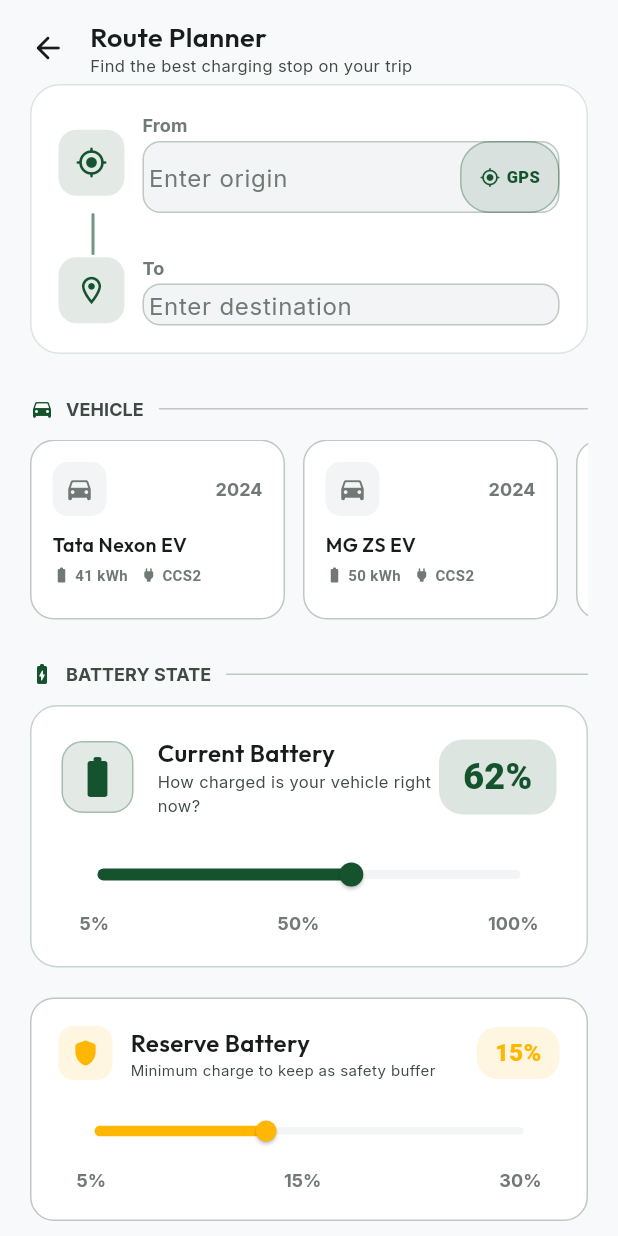
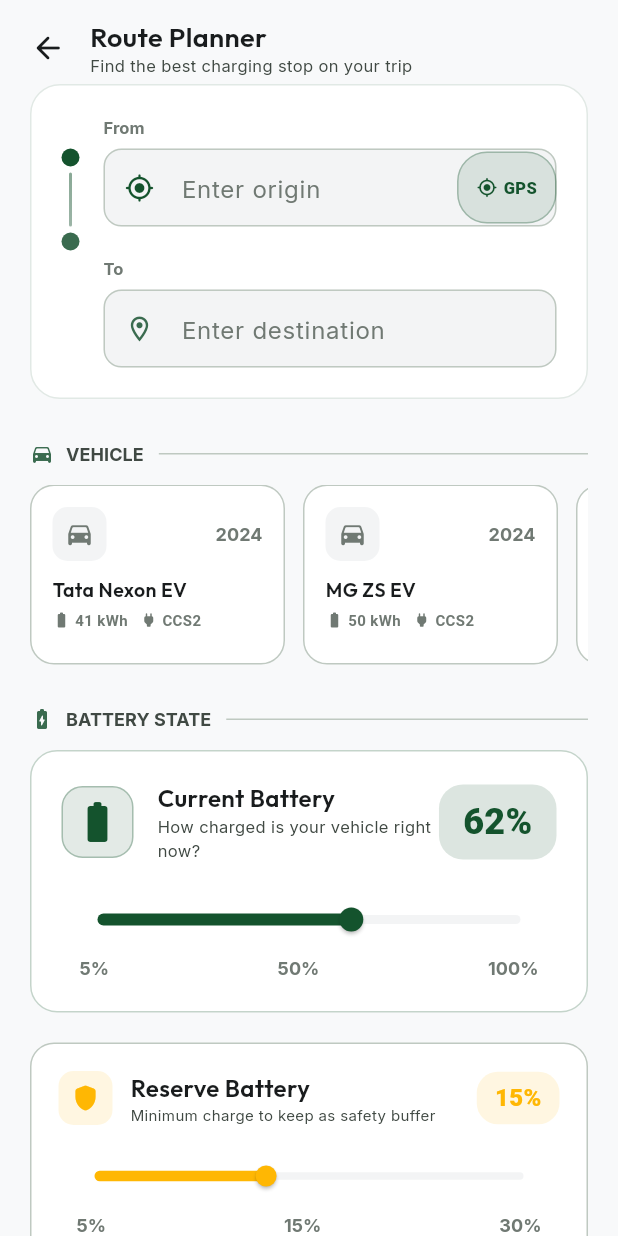
Before and after one commit to nahArnav/VoltEZ, a Flutter app: the RoutePlannerInputScreen screen opened by its route, on a phone screen of 412 x 824 dp. Run offline on Flutter 3.47's test engine with Material 3 defaults, Android fonts, the phone set to English and light mode, and no system bars; our stand-ins replace dio, flutter_map, geolocator, go_router, latlong2, shared_preferences; missing offline and left inert: razorpay_flutter; accounts and stored records are empty.

Commit message:
made fixes for colours

```diff
--- a/lib/core/theme/colors.dart
+++ b/lib/core/theme/colors.dart
@@ -18,11 +18,12 @@
   static const Color surfaceContainerHigh = Color(0xFFE7E8E9); // Surface Container High
   static const Color surfaceLight = Color(0xFFF3F4F5); // For hover / pressed states
 
-  // ─── Primary: Forest Green ───
-  static const Color primary = Color(0xFF14532D); // Deep Forest Green
-  static const Color primaryDim = Color(0xFF40916C); // Lighter Green
+  // ─── Primary: Sage Green ───
+  static const Color primary = Color(0xFF3A6B4F); // Rich Sage Green
+  static const Color primaryDim = Color(0xFF4A7C5C); // Lighter Sage
   static const Color primaryContainer = Color(0xFFA8E7C5); // Mint Container
   static const Color onPrimary = Color(0xFFFFFFFF); // White on green
+  static const Color cardBorder = Color(0xFF5A8F6E); // Subtle lighter green border on cards
 
   // ─── Secondary: Ocean Blue ───
   static const Color secondary = Color(0xFF1D3557); // Ocean Blue
@@ -60,9 +61,9 @@
 
   // ─── Gradient Presets ───
   static const LinearGradient primaryGradient = LinearGradient(
-    colors: [primary, primaryDim],
-    begin: Alignment.topLeft,
-    end: Alignment.bottomRight,
+    colors: [primaryDim, primary],
+    begin: Alignment.topCenter,
+    end: Alignment.bottomCenter,
   );
 
   static const LinearGradient successGradient = LinearGradient(
--- a/lib/features/driver/route_planner/route_planner_input_screen.dart
+++ b/lib/features/driver/route_planner/route_planner_input_screen.dart
@@ -160,15 +160,61 @@
   // ─── Route Section (Origin + Destination + Visual) ───
   Widget _buildRouteSection(RoutePlannerProvider planner) {
     return Container(
-      padding: const EdgeInsets.all(18),
+      padding: const EdgeInsets.symmetric(horizontal: 20, vertical: 20),
       decoration: BoxDecoration(
         color: AppColors.card,
         borderRadius: BorderRadius.circular(20),
         border: Border.all(color: AppColors.primary.withValues(alpha: 0.15)),
       ),
+      child: Row(
+        crossAxisAlignment: CrossAxisAlignment.start,
+        children: [
+          // Left: dots + connector line
+          Padding(
+            padding: const EdgeInsets.only(top: 22, right: 16),
             child: Column(
               children: [
-          // Origin
+                Container(
+                  width: 12,
+                  height: 12,
+                  decoration: BoxDecoration(
+                    shape: BoxShape.circle,
+                    color: AppColors.success,
+                  ),
+                ),
+                Container(
+                  width: 2,
+                  height: 36,
+                  margin: const EdgeInsets.symmetric(vertical: 4),
+                  decoration: BoxDecoration(
+                    gradient: LinearGradient(
+                      begin: Alignment.topCenter,
+                      end: Alignment.bottomCenter,
+                      colors: [
+                        AppColors.success.withValues(alpha: 0.5),
+                        AppColors.primary.withValues(alpha: 0.5),
+                      ],
+                    ),
+                    borderRadius: BorderRadius.circular(1),
+                  ),
+                ),
+                Container(
+                  width: 12,
+                  height: 12,
+                  decoration: BoxDecoration(
+                    shape: BoxShape.circle,
+                    color: AppColors.primary,
+                  ),
+                ),
+              ],
+            ),
+          ),
+
+          // Right: fields
+          Expanded(
+            child: Column(
+              children: [
+                // Origin field
                 _buildRouteField(
                   controller: _originController,
                   label: 'From',
@@ -184,31 +230,9 @@
                       : _buildLocationButton(planner),
                 ),
 
-          // Visual connector
-          Padding(
-            padding: const EdgeInsets.only(left: 22),
-            child: Row(
-              children: [
-                Container(
-                  width: 2,
-                  height: 28,
-                  decoration: BoxDecoration(
-                    gradient: LinearGradient(
-                      begin: Alignment.topCenter,
-                      end: Alignment.bottomCenter,
-                      colors: [
-                        AppColors.success.withValues(alpha: 0.6),
-                        AppColors.primary.withValues(alpha: 0.6),
-                      ],
-                    ),
-                    borderRadius: BorderRadius.circular(1),
-                  ),
-                ),
-              ],
-            ),
-          ),
+                const SizedBox(height: 20),
 
-          // Destination
+                // Destination field
                 _buildRouteField(
                   controller: _destinationController,
                   label: 'To',
@@ -216,6 +240,9 @@
                   icon: Icons.location_on_outlined,
                   iconColor: AppColors.primary,
                   planner: planner,
+                ),
+              ],
+            ),
           ),
         ],
       ),
@@ -232,27 +259,14 @@
     bool isFilled = false,
     Widget? trailing,
   }) {
-    return Row(
-      children: [
-        // Icon dot
-        Container(
-          width: 44,
-          height: 44,
-          decoration: BoxDecoration(
-            color: iconColor.withValues(alpha: 0.12),
-            borderRadius: BorderRadius.circular(12),
-          ),
-          child: Icon(icon, color: iconColor, size: 22),
-        ),
-        const SizedBox(width: 12),
-
-        // Text field
-        Expanded(
-          child: Column(
+    return Column(
       crossAxisAlignment: CrossAxisAlignment.start,
       children: [
-              Text(label, style: AppTypography.labelSmall),
-              const SizedBox(height: 2),
+        Text(label, style: AppTypography.labelSmall.copyWith(
+          color: AppColors.textMuted,
+          fontSize: 11,
+        )),
+        const SizedBox(height: 6),
         TextField(
           controller: controller,
           style: AppTypography.bodyLarge.copyWith(
@@ -263,9 +277,21 @@
             hintStyle: AppTypography.bodyMedium.copyWith(
               color: AppColors.textMuted,
             ),
-                  border: InputBorder.none,
-                  contentPadding: EdgeInsets.zero,
+            border: OutlineInputBorder(
+              borderRadius: BorderRadius.circular(12),
+              borderSide: BorderSide(color: AppColors.border),
+            ),
+            enabledBorder: OutlineInputBorder(
+              borderRadius: BorderRadius.circular(12),
+              borderSide: BorderSide(color: AppColors.border),
+            ),
+            focusedBorder: OutlineInputBorder(
+              borderRadius: BorderRadius.circular(12),
+              borderSide: BorderSide(color: AppColors.primary, width: 1.5),
+            ),
+            contentPadding: const EdgeInsets.symmetric(horizontal: 14, vertical: 12),
             isDense: true,
+            prefixIcon: Icon(icon, color: iconColor, size: 20),
             suffixIcon: trailing,
           ),
           onChanged: (v) {
@@ -275,9 +301,6 @@
               planner.setDestination(v);
             }
           },
-              ),
-            ],
-          ),
         ),
       ],
     );
```
Also changed, not shown: lib/features/business/chargers/charger_management_screen.dart (+12 -8 lines), lib/features/driver/booking/booking_screen.dart (+9 -6 lines), lib/features/driver/charger_details/charger_details_screen.dart (+43 -32 lines), lib/features/driver/home/driver_home_screen.dart (+12 -3 lines), lib/shared/widgets/charger_card.dart (+9 -6 lines), lib/shared/widgets/glass_card.dart (+6 -3 lines), 2 other files. Lines whose indentation alone changed are shown as unchanged.
